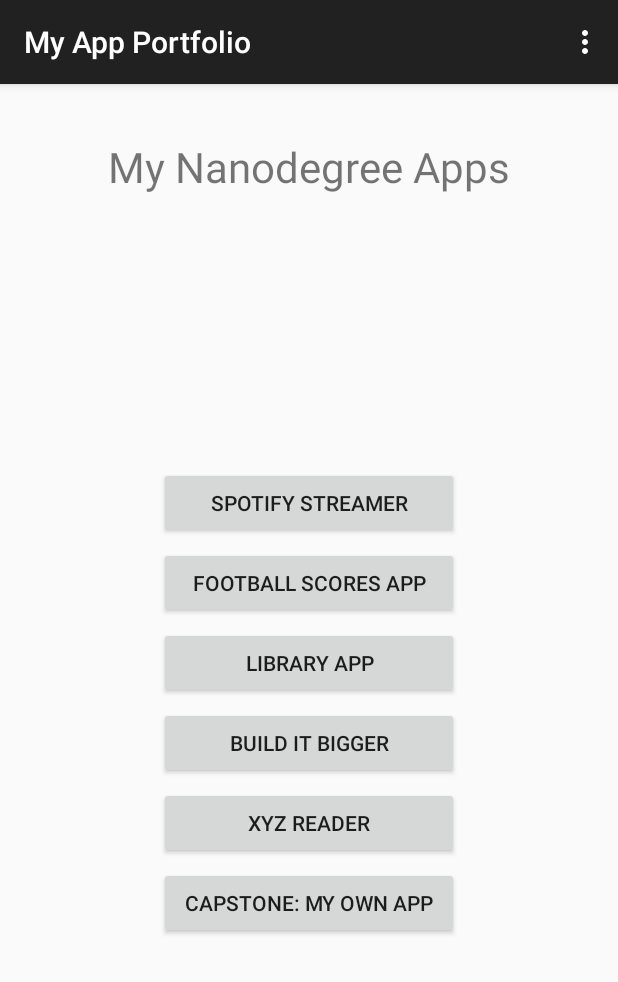
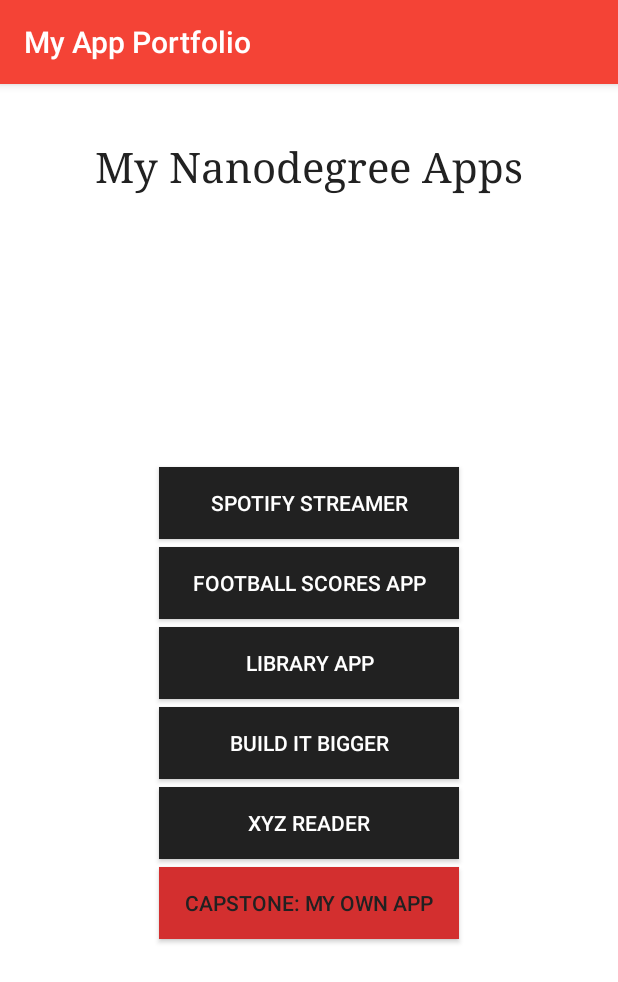
Before and after one commit to divyamary/My_App_Portfolio, an Android app: the screen it shows after launch (MainActivity), on a phone screen of 412 x 824 dp. Shown: the top 982 px of the screen. Run offline under Robolectric (Android 15) with nearby library versions, the phone set to English and light mode, and no system bars.

Commit message:
Changes to portfolio

```diff
--- a/app/src/main/java/in/divyamary/myappportfolio/MainActivity.java
+++ b/app/src/main/java/in/divyamary/myappportfolio/MainActivity.java
@@ -2,8 +2,6 @@ package in.divyamary.myappportfolio;
 
 import android.os.Bundle;
 import android.support.v7.app.AppCompatActivity;
-import android.view.Menu;
-import android.view.MenuItem;
 import android.view.View;
 import android.widget.Toast;
 
@@ -13,57 +11,35 @@ public class MainActivity extends AppCompatActivity implements View.OnClickListe
     protected void onCreate(Bundle savedInstanceState) {
         super.onCreate(savedInstanceState);
         setContentView(R.layout.activity_main);
-        final int[] clickables = new int[]{
-                R.id.app1, R.id.app2_button, R.id.app3_button, R.id.app4_button, R.id.app5_button, R.id.finalapp_button
+        int[] appButtons = new int[]{
+                R.id.app1_button, R.id.app2_button, R.id.app3_button, R.id.app4_button, R.id.app5_button, R.id.finalapp_button
         };
-        for(int clickable:clickables){
-            findViewById(clickable).setOnClickListener(this);
+        for (int appButton : appButtons) {
+            findViewById(appButton).setOnClickListener(this);
         }
 
     }
 
     @Override
-    public boolean onCreateOptionsMenu(Menu menu) {
-        // Inflate the menu; this adds items to the action bar if it is present.
-        getMenuInflater().inflate(R.menu.menu_main, menu);
-        return true;
-    }
-
-    @Override
-    public boolean onOptionsItemSelected(MenuItem item) {
-        // Handle action bar item clicks here. The action bar will
-        // automatically handle clicks on the Home/Up button, so long
-        // as you specify a parent activity in AndroidManifest.xml.
-        int id = item.getItemId();
-
-        //noinspection SimplifiableIfStatement
-        if (id == R.id.action_settings) {
-            return true;
-        }
-
-        return super.onOptionsItemSelected(item);
-    }
-
-    @Override
     public void onClick(View view) {
         switch (view.getId()) {
-            case R.id.app1:
-                Toast.makeText(this, "This button will launch the Spotify Streamer App", Toast.LENGTH_LONG).show();
+            case R.id.app1_button:
+                Toast.makeText(this, getResources().getString(R.string.app1_toast), Toast.LENGTH_SHORT).show();
                 break;
             case R.id.app2_button:
-                Toast.makeText(this, "This button will launch the Football Scores App", Toast.LENGTH_LONG).show();
+                Toast.makeText(this, getResources().getString(R.string.app2_toast), Toast.LENGTH_SHORT).show();
                 break;
             case R.id.app3_button:
-                Toast.makeText(this, "This button will launch the Library App", Toast.LENGTH_LONG).show();
+                Toast.makeText(this, getResources().getString(R.string.app3_toast), Toast.LENGTH_SHORT).show();
                 break;
             case R.id.app4_button:
-                Toast.makeText(this, "This button will launch the Build It Bigger App", Toast.LENGTH_LONG).show();
+                Toast.makeText(this, getResources().getString(R.string.app4_toast), Toast.LENGTH_SHORT).show();
                 break;
             case R.id.app5_button:
-                Toast.makeText(this, "This button will launch the XYZ Reader App", Toast.LENGTH_LONG).show();
+                Toast.makeText(this, getResources().getString(R.string.app5_toast), Toast.LENGTH_SHORT).show();
                 break;
             case R.id.finalapp_button:
-                Toast.makeText(this, "This button will launch the Capstone App", Toast.LENGTH_LONG).show();
+                Toast.makeText(this, getResources().getString(R.string.final_app_toast), Toast.LENGTH_SHORT).show();
                 break;
         }
     }
--- a/app/src/main/res/layout/activity_main.xml
+++ b/app/src/main/res/layout/activity_main.xml
@@ -13,9 +13,11 @@
         android:layout_width="wrap_content"
         android:layout_height="wrap_content"
         android:layout_gravity="center"
-        android:layout_marginTop="20dp"
-        android:text="My Nanodegree Apps"
-        android:textSize="28sp" />
+        android:layout_marginTop="@dimen/heading_top_margin"
+        android:gravity="center"
+        android:text="@string/heading_text"
+        android:textSize="@dimen/heading_text_size"
+        android:typeface="serif" />
 
     <LinearLayout
         android:layout_width="fill_parent"
@@ -24,51 +26,53 @@
         android:orientation="vertical">
 
         <Button
-            android:id="@+id/app1"
-            android:layout_width="200dp"
+            android:id="@+id/app1_button"
+            android:layout_width="@dimen/button_width"
             android:layout_height="wrap_content"
             android:layout_gravity="center"
-            android:layout_marginBottom="5dp"
-            android:text="Spotify Streamer" />
+            android:layout_marginBottom="@dimen/button_bottom_margin"
+            android:text="@string/app1_title" />
 
         <Button
             android:id="@+id/app2_button"
-            android:layout_width="200dp"
+            android:layout_width="@dimen/button_width"
             android:layout_height="wrap_content"
             android:layout_gravity="center"
-            android:layout_marginBottom="5dp"
-            android:text="Football Scores App" />
+            android:layout_marginBottom="@dimen/button_bottom_margin"
+            android:text="@string/app2_title" />
 
         <Button
             android:id="@+id/app3_button"
-            android:layout_width="200dp"
+            android:layout_width="@dimen/button_width"
             android:layout_height="wrap_content"
             android:layout_gravity="center"
-            android:layout_marginBottom="5dp"
-            android:text="Library App" />
+            android:layout_marginBottom="@dimen/button_bottom_margin"
+            android:text="@string/app3_title" />
 
         <Button
             android:id="@+id/app4_button"
-            android:layout_width="200dp"
+            android:layout_width="@dimen/button_width"
             android:layout_height="wrap_content"
             android:layout_gravity="center"
-            android:layout_marginBottom="5dp"
-            android:text="Build It Bigger" />
+            android:layout_marginBottom="@dimen/button_bottom_margin"
+            android:text="@string/app4_title" />
 
         <Button
             android:id="@+id/app5_button"
-            android:layout_width="200dp"
+            android:layout_width="@dimen/button_width"
             android:layout_height="wrap_content"
             android:layout_gravity="center"
-            android:layout_marginBottom="5dp"
-            android:text="XYZ Reader" />
+            android:layout_marginBottom="@dimen/button_bottom_margin"
+            android:text="@string/app5_title" />
 
         <Button
             android:id="@+id/finalapp_button"
-            android:layout_width="200dp"
+            android:layout_width="@dimen/button_width"
             android:layout_height="wrap_content"
             android:layout_gravity="center"
-            android:text="Capstone: My Own App" />
+            android:background="@color/primary_dark"
+            android:textColor="@color/text_primary_color"
+            android:text="@string/app6_title" />
     </LinearLayout>
 
 </LinearLayout>
--- a/app/src/main/res/menu/menu_main.xml
+++ /dev/null
@@ -1,6 +0,0 @@
-<menu xmlns:android="http://schemas.android.com/apk/res/android"
-    xmlns:app="http://schemas.android.com/apk/res-auto"
-    xmlns:tools="http://schemas.android.com/tools" tools:context=".MainActivity">
-    <item android:id="@+id/action_settings" android:title="@string/action_settings"
-        android:orderInCategory="100" app:showAsAction="never" />
-</menu>
--- /dev/null
+++ b/app/src/main/res/values/colors.xml
@@ -0,0 +1,11 @@
+<?xml version="1.0" encoding="utf-8"?>
+<resources>
+    <color name="primary">#F44336</color>
+    <color name="primary_dark">#D32F2F</color>
+    <color name="primary_light">#FFCDD2</color>
+    <color name="accent">#FFEB3B</color>
+    <color name="text_primary_color">#212121</color>
+    <color name="button_text_color">#FFFFFF</color>
+    <color name="button_background_color">#212121</color>
+    <color name="window_background">#FFFFFF</color>
+</resources>
--- a/app/src/main/res/values/dimens.xml
+++ b/app/src/main/res/values/dimens.xml
@@ -2,4 +2,8 @@
     <!-- Default screen margins, per the Android Design guidelines. -->
     <dimen name="activity_horizontal_margin">16dp</dimen>
     <dimen name="activity_vertical_margin">16dp</dimen>
+    <dimen name="heading_top_margin">20dp</dimen>
+    <dimen name="heading_text_size">28sp</dimen>
+    <dimen name="button_width">200dp</dimen>
+    <dimen name="button_bottom_margin">5dp</dimen>
 </resources>
--- a/app/src/main/res/values/strings.xml
+++ b/app/src/main/res/values/strings.xml
@@ -1,6 +1,19 @@
 <resources>
     <string name="app_name">My App Portfolio</string>
 
-    <string name="hello_world">Hello world!</string>
     <string name="action_settings">Settings</string>
+    <string name="heading_text">My Nanodegree Apps</string>
+    <string name="app1_title">Spotify Streamer</string>
+    <string name="app2_title">Football Scores App</string>
+    <string name="app3_title">Library App</string>
+    <string name="app4_title">Build It Bigger</string>
+    <string name="app5_title">XYZ Reader</string>
+    <string name="app6_title">Capstone: My Own App</string>
+
+    <string name="app1_toast">This button will launch the Spotify Streamer App</string>
+    <string name="app2_toast">This button will launch the Football Scores App</string>
+    <string name="app3_toast">This button will launch the Library App</string>
+    <string name="app4_toast">This button will launch the Build It Bigger App</string>
+    <string name="app5_toast">This button will launch the XYZ Reader App</string>
+    <string name="final_app_toast">This button will launch the Capstone App</string>
 </resources>
--- a/app/src/main/res/values/styles.xml
+++ b/app/src/main/res/values/styles.xml
@@ -1,8 +1,23 @@
 <resources>
+
+    <!-- Button theme. -->
+    <style name="buttonTheme" parent="Base.Widget.AppCompat.Button">
+        <item name="android:background">@color/button_background_color</item>
+        <item name="android:textColor">@color/button_text_color</item>
+        <item name="android:minHeight">48dip</item>
+        <item name="android:minWidth">64dip</item>
+        <item name="android:padding">5dp</item>
+    </style>
 
     <!-- Base application theme. -->
     <style name="AppTheme" parent="Theme.AppCompat.Light.DarkActionBar">
-        <!-- Customize your theme here. -->
+        <item name="colorPrimary">@color/primary</item>
+        <item name="colorPrimaryDark">@color/primary_dark</item>
+        <item name="colorAccent">@color/accent</item>
+        <item name="android:windowBackground">@color/window_background</item>
+        <item name="android:textColor">@color/text_primary_color</item>
+        <item name="buttonStyle">@style/buttonTheme</item>
+        <item name="android:buttonStyle">@style/buttonTheme</item>
     </style>
 
 </resources>
```
